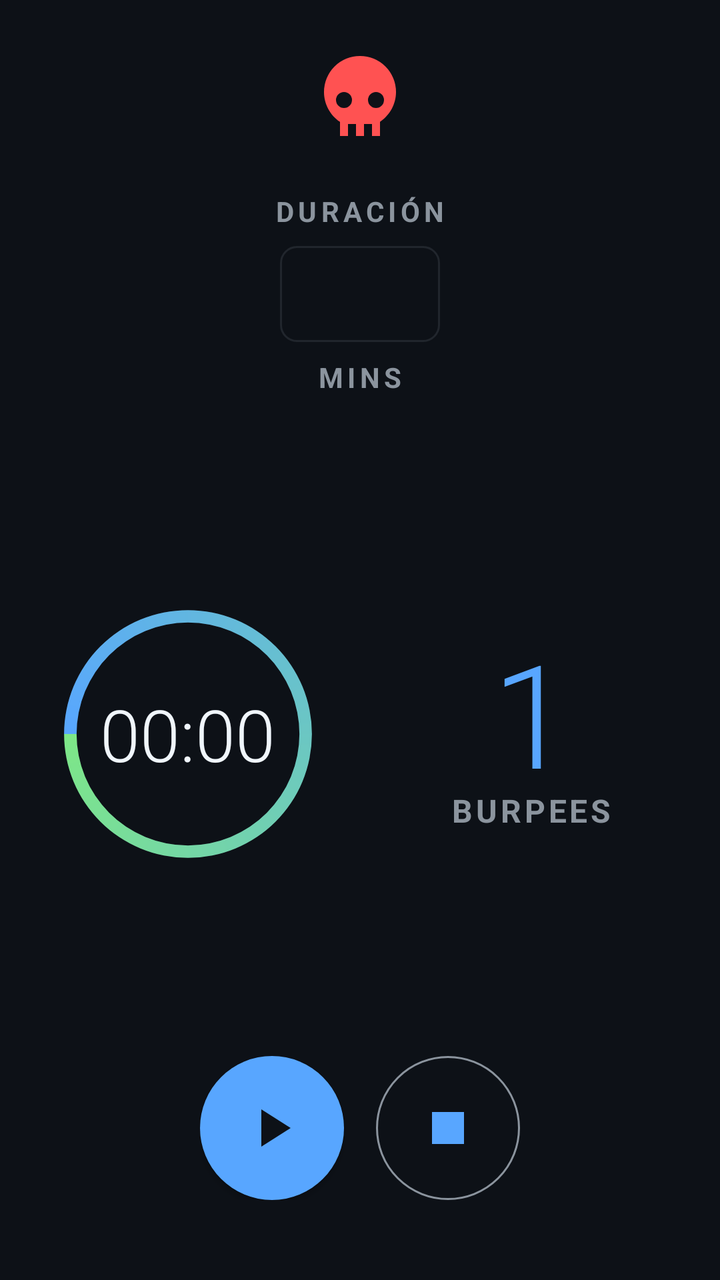
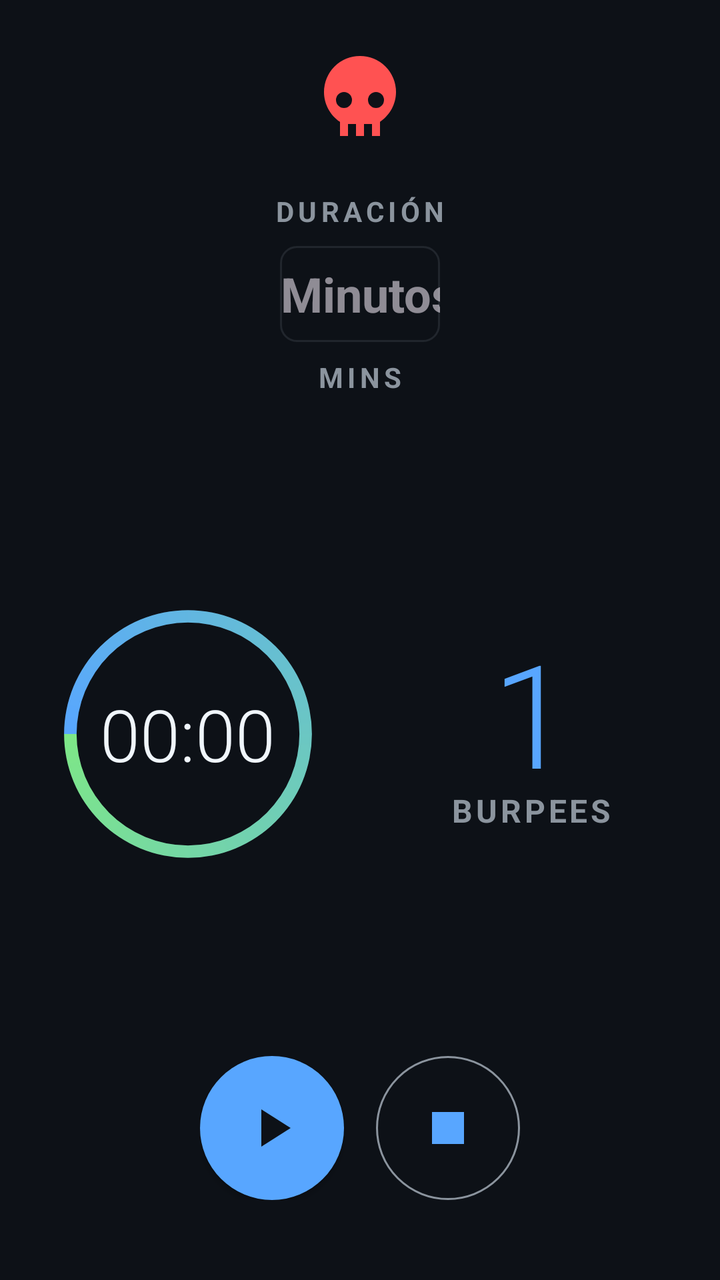

Compare the two renders of this Android layout. The source of the first and the diff that turns it into the second are given below.
<!-- AndroidManifest.xml: application theme Theme.MinimalTimer -->
<!-- res/layout/activity_death_burpees.xml -->
<?xml version="1.0" encoding="utf-8"?>
<androidx.constraintlayout.widget.ConstraintLayout 
    xmlns:android="http://schemas.android.com/apk/res/android"
    xmlns:app="http://schemas.android.com/apk/res-auto"
    xmlns:tools="http://schemas.android.com/tools"
    android:layout_width="match_parent"
    android:layout_height="match_parent"
    android:background="@color/background_dark"
    android:padding="16dp"
    tools:context=".DeathBurpeesActivity">

    
    <ImageView
        android:id="@+id/skullIcon"
        android:layout_width="48dp"
        android:layout_height="48dp"
        android:src="@drawable/ic_skull"
        android:contentDescription="@string/mode_death_burpees"
        app:tint="#FF5252"
        android:layout_marginTop="8dp"
        app:layout_constraintEnd_toEndOf="parent"
        app:layout_constraintStart_toStartOf="parent"
        app:layout_constraintTop_toTopOf="parent" />

    
    <LinearLayout
        android:id="@+id/minutesContainer"
        android:layout_width="wrap_content"
        android:layout_height="wrap_content"
        android:orientation="vertical"
        android:gravity="center_horizontal"
        android:layout_marginTop="24dp"
        app:layout_constraintEnd_toEndOf="parent"
        app:layout_constraintStart_toStartOf="parent"
        app:layout_constraintTop_toBottomOf="@id/skullIcon">

        <TextView
            android:layout_width="wrap_content"
            android:layout_height="wrap_content"
            android:text="@string/label_duration"
            android:textColor="@color/text_secondary"
            android:textSize="14sp"
            android:textStyle="bold"
            android:textAllCaps="true"
            android:letterSpacing="0.15"
            android:layout_marginBottom="8dp" />

        <EditText
            android:id="@+id/inputMinutes"
            android:layout_width="80dp"
            android:layout_height="48dp"
            android:background="@drawable/minimal_input_background"
            android:gravity="center"
            android:inputType="number"
            android:maxLength="3"
            android:textColor="@color/text_primary"
            android:textSize="24sp"
            android:textStyle="bold"
            android:hint=""
            android:importantForAutofill="no" />

        <TextView
            android:layout_width="wrap_content"
            android:layout_height="wrap_content"
            android:text="@string/label_mins"
            android:textColor="@color/text_secondary"
            android:textSize="14sp"
            android:textStyle="bold"
            android:textAllCaps="true"
            android:letterSpacing="0.15"
            android:layout_marginTop="8dp" />
    </LinearLayout>

    
    <LinearLayout
        android:id="@+id/timerContainer"
        android:layout_width="match_parent"
        android:layout_height="0dp"
        android:orientation="horizontal"
        android:gravity="center"
        android:layout_marginTop="24dp"
        android:layout_marginBottom="16dp"
        app:layout_constraintTop_toBottomOf="@id/minutesContainer"
        app:layout_constraintBottom_toTopOf="@id/controlButtons"
        app:layout_constraintStart_toStartOf="parent"
        app:layout_constraintEnd_toEndOf="parent">

        
        <FrameLayout
            android:layout_width="0dp"
            android:layout_weight="1"
            android:layout_height="match_parent"
            android:layout_marginEnd="8dp">

            <ProgressBar
                android:id="@+id/progressBar"
                style="?android:attr/progressBarStyleHorizontal"
                android:layout_width="match_parent"
                android:layout_height="match_parent"
                android:layout_gravity="center"
                android:indeterminate="false"
                android:max="100"
                android:progress="100"
                android:progressDrawable="@drawable/circular_progress"
                android:rotation="-90" />

            <TextView
                android:id="@+id/timerDisplay"
                android:layout_width="wrap_content"
                android:layout_height="wrap_content"
                android:layout_gravity="center"
                android:text="00:00"
                android:textColor="@color/text_primary"
                android:textSize="36sp"
                android:fontFamily="sans-serif-light" />
        </FrameLayout>

        
        <LinearLayout
            android:layout_width="0dp"
            android:layout_weight="1"
            android:layout_height="match_parent"
            android:layout_marginStart="8dp"
            android:orientation="vertical"
            android:gravity="center">

            <TextView
                android:id="@+id/burpeeCounter"
                android:layout_width="wrap_content"
                android:layout_height="wrap_content"
                android:text="1"
                android:textColor="@color/primary"
                android:textSize="72sp"
                android:fontFamily="sans-serif-light"
                android:includeFontPadding="false" />

            <TextView
                android:layout_width="wrap_content"
                android:layout_height="wrap_content"
                android:layout_marginTop="-8dp"
                android:text="@string/burpees_label"
                android:textColor="@color/text_secondary"
                android:textSize="16sp"
                android:textStyle="bold"
                android:textAllCaps="true"
                android:letterSpacing="0.1" />
        </LinearLayout>
    </LinearLayout>

    
    <LinearLayout
        android:id="@+id/controlButtons"
        android:layout_width="wrap_content"
        android:layout_height="wrap_content"
        android:orientation="horizontal"
        android:layout_marginBottom="24dp"
        app:layout_constraintBottom_toBottomOf="parent"
        app:layout_constraintEnd_toEndOf="parent"
        app:layout_constraintStart_toStartOf="parent">

        <com.google.android.material.button.MaterialButton
            android:id="@+id/btnStart"
            style="@style/Widget.MaterialComponents.Button"
            android:layout_width="72dp"
            android:layout_height="72dp"
            android:insetTop="0dp"
            android:insetBottom="0dp"
            app:icon="@drawable/ic_play"
            app:iconGravity="textStart"
            app:iconPadding="0dp"
            app:iconSize="32dp"
            app:cornerRadius="36dp"
            app:backgroundTint="@color/primary" />

        <com.google.android.material.button.MaterialButton
            android:id="@+id/btnStop"
            style="@style/Widget.MaterialComponents.Button.OutlinedButton"
            android:layout_width="72dp"
            android:layout_height="72dp"
            android:layout_marginStart="16dp"
            android:insetTop="0dp"
            android:insetBottom="0dp"
            app:icon="@drawable/ic_stop"
            app:iconGravity="textStart"
            app:iconPadding="0dp"
            app:iconSize="32dp"
            app:cornerRadius="36dp"
            app:strokeColor="@color/text_secondary" />
    </LinearLayout>

</androidx.constraintlayout.widget.ConstraintLayout>
<!-- resources referenced by this layout -->
<resources>
  <color name="background_dark">#0D1117</color>
  <color name="primary">#58A6FF</color>
  <color name="text_primary">#F0F6FC</color>
  <color name="text_secondary">#8B949E</color>
  <!-- drawable ic_play (drawable) -->
  <vector xmlns:android="http://schemas.android.com/apk/res/android"
      android:width="24dp"
      android:height="24dp"
      android:viewportWidth="24"
      android:viewportHeight="24"
      android:tint="?attr/colorControlNormal">
      <path
          android:fillColor="@android:color/white"
          android:pathData="M8,5v14l11,-7z"/>
  </vector>
  <!-- drawable ic_skull (drawable) -->
  <vector xmlns:android="http://schemas.android.com/apk/res/android"
      android:width="48dp"
      android:height="48dp"
      android:viewportWidth="24"
      android:viewportHeight="24">
      <path
          android:fillColor="#FFFFFF"
          android:pathData="M12,2A9,9 0 0,0 3,11C3,14.03 4.53,16.82 7,18.47V22H9V19H11V22H13V19H15V22H17V18.46C19.47,16.81 21,14 21,11A9,9 0 0,0 12,2M8,11A2,2 0 0,1 10,13A2,2 0 0,1 8,15A2,2 0 0,1 6,13A2,2 0 0,1 8,11M16,11A2,2 0 0,1 18,13A2,2 0 0,1 16,15A2,2 0 0,1 14,13A2,2 0 0,1 16,11Z"/>
  </vector>
  <!-- drawable ic_stop (drawable) -->
  <vector xmlns:android="http://schemas.android.com/apk/res/android"
      android:width="24dp"
      android:height="24dp"
      android:viewportWidth="24"
      android:viewportHeight="24"
      android:tint="?attr/colorControlNormal">
      <path
          android:fillColor="@android:color/white"
          android:pathData="M6,6h12v12H6z"/>
  </vector>
  <!-- drawable minimal_input_background (drawable) -->
  <?xml version="1.0" encoding="utf-8"?>
  <shape xmlns:android="http://schemas.android.com/apk/res/android"
      android:shape="rectangle">
      <solid android:color="@color/background_dark" />
      <corners android:radius="8dp" />
      <stroke
          android:width="1dp"
          android:color="@color/surface_elevated" />
  </shape>
  <string name="burpees_label">Burpees</string>
  <string name="label_duration">duración</string>
  <string name="label_mins">mins</string>
  <string name="mode_death_burpees">Muerte por Burpees</string>
  <style name="Theme.MinimalTimer" parent="Theme.Material3.Dark.NoActionBar">
          <item name="colorPrimary">@color/primary</item>
          <item name="colorPrimaryVariant">@color/primary_variant</item>
          <item name="colorSecondary">@color/secondary</item>
          <item name="android:colorBackground">@color/background_dark</item>
          <item name="colorSurface">@color/surface_dark</item>
          <item name="colorOnPrimary">@color/background_dark</item>
          <item name="colorOnSecondary">@color/background_dark</item>
          <item name="colorOnBackground">@color/text_primary</item>
          <item name="colorOnSurface">@color/text_primary</item>
          <item name="android:statusBarColor">@color/background_dark</item>
          <item name="android:navigationBarColor">@color/background_dark</item>
      </style>
  <color name="progress_background">#21262D</color>
  <color name="secondary">#7EE787</color>
  <color name="surface_elevated">#21262D</color>
  <color name="primary_variant">#1F6FEB</color>
  <color name="surface_dark">#161B22</color>
  <!-- unchanged entries left out for length: 1 -->
</resources>

<!-- the commit's change to res/layout/activity_death_burpees.xml (unified diff, before → after) -->
@@ -15,8 +15,8 @@
         android:layout_width="48dp"
         android:layout_height="48dp"
         android:src="@drawable/ic_skull"
-        android:contentDescription="@string/mode_death_burpees"
-        app:tint="#FF5252"
+        android:contentDescription="@string/cd_skull"
+        app:tint="@color/burpee_accent"
         android:layout_marginTop="8dp"
         app:layout_constraintEnd_toEndOf="parent"
         app:layout_constraintStart_toStartOf="parent"
@@ -51,13 +51,13 @@
             android:layout_height="48dp"
             android:background="@drawable/minimal_input_background"
             android:gravity="center"
-            android:inputType="number"
             android:maxLength="3"
             android:textColor="@color/text_primary"
             android:textSize="24sp"
             android:textStyle="bold"
-            android:hint=""
-            android:importantForAutofill="no" />
+            android:hint="@string/hint_minutes"
+            android:importantForAutofill="no"
+            android:inputType="number" />
 
         <TextView
             android:layout_width="wrap_content"
@@ -170,6 +170,7 @@
             app:iconPadding="0dp"
             app:iconSize="32dp"
             app:cornerRadius="36dp"
+            android:contentDescription="@string/cd_start_timer"
             app:backgroundTint="@color/primary" />
 
         <com.google.android.material.button.MaterialButton
@@ -185,6 +186,7 @@
             app:iconPadding="0dp"
             app:iconSize="32dp"
             app:cornerRadius="36dp"
+            android:contentDescription="@string/cd_stop_timer"
             app:strokeColor="@color/text_secondary" />
     </LinearLayout>
 
<!-- resource entries referenced after the edit -->
@@ -1,6 +1,7 @@
 <!-- resources referenced by this layout -->
 <resources>
   <color name="background_dark">#0D1117</color>
+  <color name="burpee_accent">#FF5252</color>
   <color name="primary">#58A6FF</color>
   <color name="text_primary">#F0F6FC</color>
   <color name="text_secondary">#8B949E</color>
@@ -47,27 +48,31 @@
           android:color="@color/surface_elevated" />
   </shape>
   <string name="burpees_label">Burpees</string>
+  <string name="cd_skull">Muerte por Burpees</string>
+  <string name="cd_start_timer">Iniciar o pausar el temporizador</string>
+  <string name="cd_stop_timer">Detener el temporizador</string>
+  <string name="hint_minutes">Minutos</string>
   <string name="label_duration">duración</string>
   <string name="label_mins">mins</string>
-  <string name="mode_death_burpees">Muerte por Burpees</string>
   <style name="Theme.MinimalTimer" parent="Theme.Material3.Dark.NoActionBar">
           <item name="colorPrimary">@color/primary</item>
-          <item name="colorPrimaryVariant">@color/primary_variant</item>
+          <item name="colorPrimaryContainer">@color/surface_elevated</item>
+          <item name="colorOnPrimaryContainer">@color/primary</item>
           <item name="colorSecondary">@color/secondary</item>
+          <item name="colorOnSecondary">@color/background_dark</item>
           <item name="android:colorBackground">@color/background_dark</item>
           <item name="colorSurface">@color/surface_dark</item>
-          <item name="colorOnPrimary">@color/background_dark</item>
-          <item name="colorOnSecondary">@color/background_dark</item>
+          <item name="colorOnSurface">@color/text_primary</item>
           <item name="colorOnBackground">@color/text_primary</item>
-          <item name="colorOnSurface">@color/text_primary</item>
+          <item name="colorOnPrimary">@color/text_on_primary</item>
           <item name="android:statusBarColor">@color/background_dark</item>
           <item name="android:navigationBarColor">@color/background_dark</item>
       </style>
   <color name="progress_background">#21262D</color>
   <color name="secondary">#7EE787</color>
   <color name="surface_elevated">#21262D</color>
-  <color name="primary_variant">#1F6FEB</color>
   <color name="surface_dark">#161B22</color>
+  <color name="text_on_primary">#0D1117</color>
   <!-- unchanged entries left out for length: 1 -->
 </resources>
 
